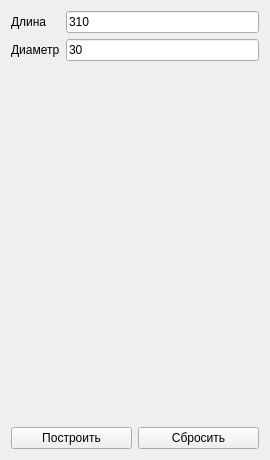
Before: the Qt Designer form PneumocylinderConfigurator/ParamsWidget.ui in maxchistt/PneumocylinderConfigurator, drawn with Qt 5.
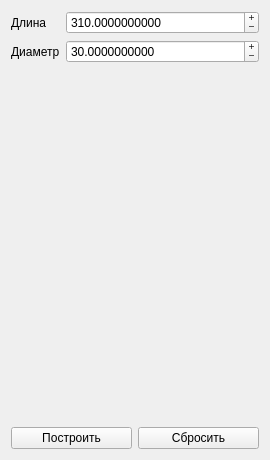
After: the same form once the commit is applied.

What changed in the file:
```diff
--- a/PneumocylinderConfigurator/ParamsWidget.ui
+++ b/PneumocylinderConfigurator/ParamsWidget.ui
@@ -31,16 +31,43 @@
       </widget>
      </item>
      <item row="0" column="1">
-      <widget class="QLineEdit" name="lineEdit">
-       <property name="text">
-        <string>310</string>
+      <widget class="QDoubleSpinBox" name="doubleSpinBox_length">
+       <property name="buttonSymbols">
+        <enum>QAbstractSpinBox::PlusMinus</enum>
+       </property>
+       <property name="specialValueText">
+        <string/>
+       </property>
+       <property name="decimals">
+        <number>10</number>
+       </property>
+       <property name="minimum">
+        <double>40.000000000000000</double>
+       </property>
+       <property name="maximum">
+        <double>600.000000000000000</double>
+       </property>
+       <property name="value">
+        <double>310.000000000000000</double>
        </property>
       </widget>
      </item>
      <item row="1" column="1">
-      <widget class="QLineEdit" name="lineEdit_2">
-       <property name="text">
-        <string>30</string>
+      <widget class="QDoubleSpinBox" name="doubleSpinBox_diam">
+       <property name="buttonSymbols">
+        <enum>QAbstractSpinBox::PlusMinus</enum>
+       </property>
+       <property name="decimals">
+        <number>10</number>
+       </property>
+       <property name="minimum">
+        <double>10.000000000000000</double>
+       </property>
+       <property name="maximum">
+        <double>40.000000000000000</double>
+       </property>
+       <property name="value">
+        <double>30.000000000000000</double>
        </property>
       </widget>
      </item>
```
